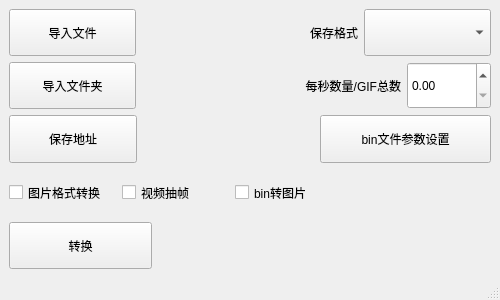
Above: convent_ware.ui from VerySeriousMan/format_conversion before the change. Below: the same form after it.
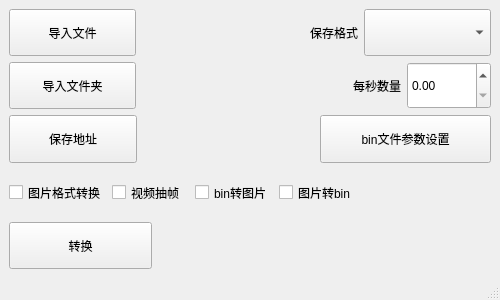
That is the form after the change.

Patch:
```diff
--- a/convent_ware.ui
+++ b/convent_ware.ui
@@ -75,7 +75,7 @@
      </layout>
     </item>
     <item>
-     <layout class="QHBoxLayout" name="horizontalLayout_2" stretch="3,3,3,2">
+     <layout class="QHBoxLayout" name="horizontalLayout_2" stretch="3,4,2,2">
       <item>
        <widget class="QPushButton" name="input_dir_button">
         <property name="sizePolicy">
@@ -114,7 +114,7 @@
          </sizepolicy>
         </property>
         <property name="text">
-         <string>每秒数量/GIF总数</string>
+         <string>每秒数量</string>
         </property>
         <property name="alignment">
          <set>Qt::AlignRight|Qt::AlignTrailing|Qt::AlignVCenter</set>
@@ -180,7 +180,7 @@
      </layout>
     </item>
     <item>
-     <layout class="QHBoxLayout" name="horizontalLayout_4" stretch="3,3,3,4">
+     <layout class="QHBoxLayout" name="horizontalLayout_4" stretch="3,3,3,3,5">
       <item>
        <widget class="QCheckBox" name="convent_image_checkBox">
         <property name="sizePolicy">
@@ -223,6 +223,19 @@
         </property>
        </widget>
       </item>
+      <item>
+       <widget class="QCheckBox" name="image_to_bin_checkBox">
+        <property name="sizePolicy">
+         <sizepolicy hsizetype="Expanding" vsizetype="Expanding">
+          <horstretch>0</horstretch>
+          <verstretch>0</verstretch>
+         </sizepolicy>
+        </property>
+        <property name="text">
+         <string>图片转bin</string>
+        </property>
+       </widget>
+      </item>
       <item>
        <widget class="QLabel" name="info_label">
         <property name="sizePolicy">
```
